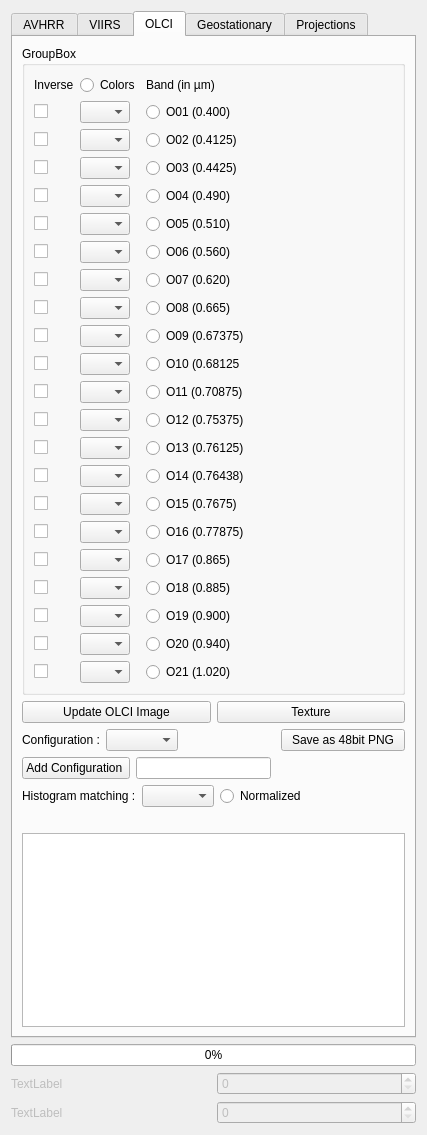
First picture: the form in core/formtoolbox.ui, repository hvanruys/EUMETCastView, before the edit.
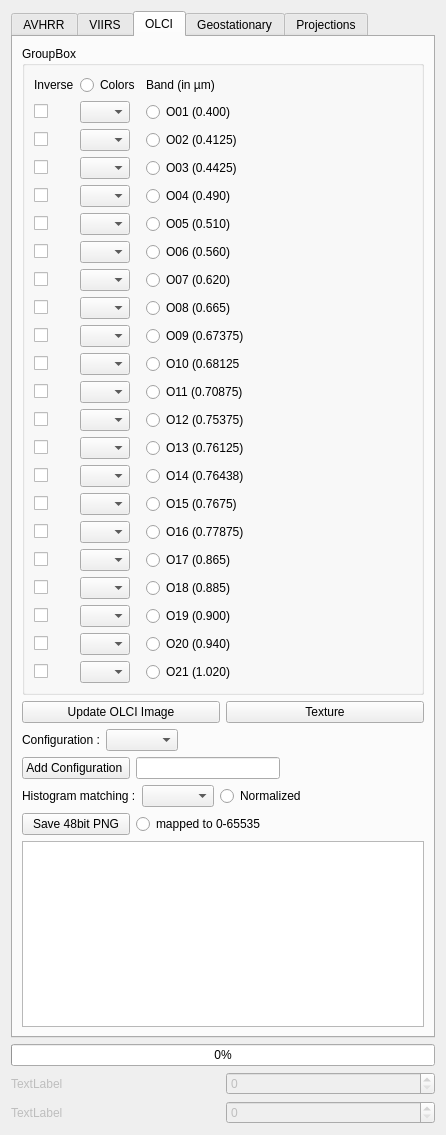
Second picture: the form after the edit. The open tabs and pages were chosen to show the change. Custom widgets are drawn as their Qt base class.

Commit message: Radiobutton for creating an 48bit PNG with radiance values mapped to 0 - 66535.

Diff of the .ui file:
```diff
--- a/core/formtoolbox.ui
+++ b/core/formtoolbox.ui
@@ -9,7 +9,7 @@
    <rect>
     <x>0</x>
     <y>0</y>
-    <width>427</width>
+    <width>446</width>
     <height>1135</height>
    </rect>
   </property>
@@ -2740,19 +2740,6 @@
            </property>
           </spacer>
          </item>
-         <item>
-          <widget class="QPushButton" name="btnSaveAsPNG48bits">
-           <property name="toolTip">
-            <string>Save as 48bit RGB PNG image</string>
-           </property>
-           <property name="statusTip">
-            <string/>
-           </property>
-           <property name="text">
-            <string>  Save as 48bit PNG  </string>
-           </property>
-          </widget>
-         </item>
         </layout>
        </item>
        <item>
@@ -2821,6 +2808,29 @@
        </item>
        <item>
         <layout class="QHBoxLayout" name="horizontalLayout_79">
+         <item>
+          <widget class="QPushButton" name="btnSaveAsPNG48bits">
+           <property name="toolTip">
+            <string>Save as 48bit RGB PNG image</string>
+           </property>
+           <property name="statusTip">
+            <string/>
+           </property>
+           <property name="text">
+            <string>  Save 48bit PNG  </string>
+           </property>
+          </widget>
+         </item>
+         <item>
+          <widget class="QRadioButton" name="rdbMapTo65535">
+           <property name="toolTip">
+            <string>map the radiances to 0 - 65535</string>
+           </property>
+           <property name="text">
+            <string>mapped to 0-65535</string>
+           </property>
+          </widget>
+         </item>
          <item>
           <spacer name="horizontalSpacer_48">
            <property name="orientation">
```
Left out of the diff: 4 changed lines with no effect on the pictures. The commit also changes 5 other files.
